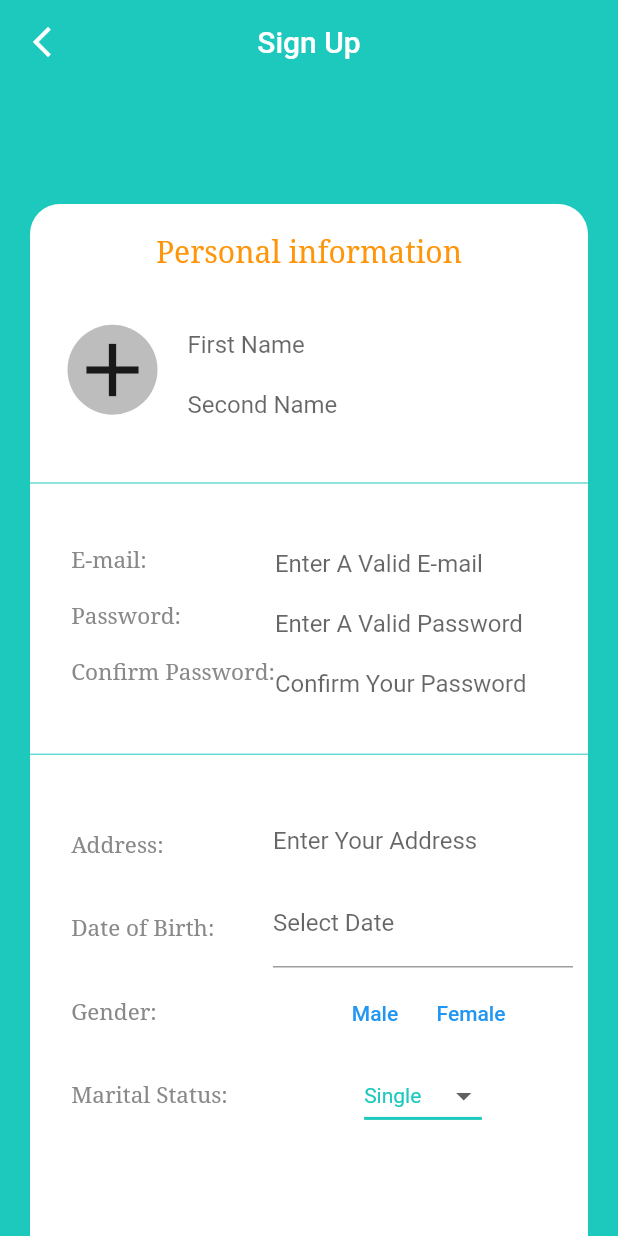
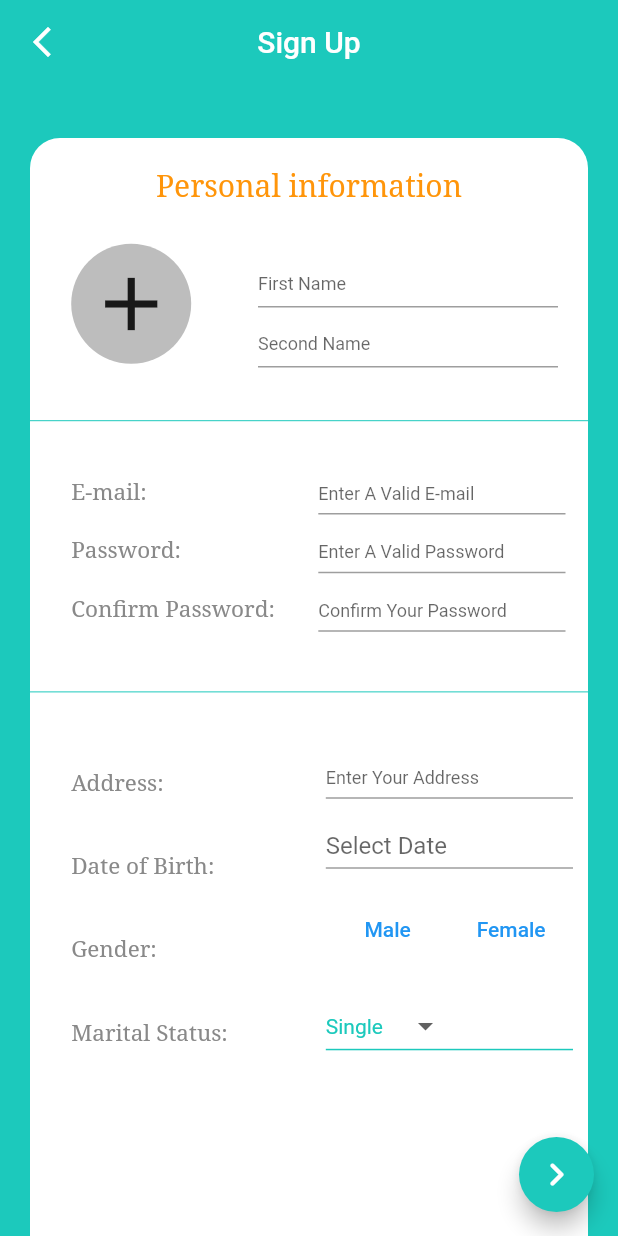
Before and after one commit to A-Morsy/SehaTech, a Flutter app: the screen it shows after launch, after a tap on "Male", on a phone screen of 412 x 824 dp. Run offline on Flutter 3.47's test engine with Material 2 defaults, Android fonts, the phone set to English and light mode, and no system bars; drawn by our look-alikes of date_time_picker.

Commit message:
signUpOneViewImprovedUI

```diff
--- a/seha_tech/lib/Reusable/reusableWidgets.dart
+++ b/seha_tech/lib/Reusable/reusableWidgets.dart
@@ -21,3 +21,19 @@ class CustomText extends StatelessWidget {
     );
   }
 }
+
+class Smalecircle extends StatelessWidget {
+  final Color color;
+
+  const Smalecircle({Key? key, required this.color}) : super(key: key);
+
+  @override
+  Widget build(BuildContext context) {
+    return new Container(
+      decoration: new BoxDecoration(
+        color: Colors.orange,
+        shape: BoxShape.circle,
+      ),
+    );
+  }
+}
--- a/seha_tech/lib/views/signup/signUpOne.dart
+++ b/seha_tech/lib/views/signup/signUpOne.dart
@@ -3,6 +3,8 @@ import 'widgets/customDivider.dart';
 import 'widgets/firstBlock.dart';
 import 'widgets/secondBlock.dart';
 import 'widgets/thirdBlock.dart';
+import '../../Reusable/palette.dart';
+import '../../Reusable/reusableWidgets.dart';
 
 class SignUpOne extends StatefulWidget {
   SignUpOne({Key? key}) : super(key: key);
@@ -29,13 +31,28 @@ class _SignUpOneState extends State<SignUpOne> {
           backgroundColor: Color.fromRGBO(28, 201, 188, 1),
           elevation: 0.0,
         ),
-        body: Container(
+        body: Column(children: [
+          Container(
+            color: Palette.primaryColor,
+            width: MediaQuery.of(context).size.width,
+            height: 16,
+            child: Row(
+              // mainAxisAlignment: MainAxisAlignment.spaceAround,
+              children: [
+                Smalecircle(color: Colors.orange),
+                // Smalecircle(color: Colors.white),
+                // Smalecircle(color: Colors.orange),
+              ],
+            ),
+          ),
+          Expanded(
+              child: Container(
             color: Color.fromRGBO(28, 201, 188, 1),
             child: Padding(
-                padding: EdgeInsets.fromLTRB(20, 80, 20, 0),
+                padding: EdgeInsets.fromLTRB(20, 20, 20, 0),
                 child: Container(
                   width: MediaQuery.of(context).size.width,
-                  height: double.infinity,
+                  height: MediaQuery.of(context).size.height,
                   decoration: BoxDecoration(
                     borderRadius: const BorderRadius.only(
                       topLeft: Radius.circular(20.0),
@@ -52,6 +69,21 @@ class _SignUpOneState extends State<SignUpOne> {
                       OtherInfoBlock()
                     ],
                   ),
-                ))));
+                )),
+          )),
+        ]),
+        floatingActionButton: SizedBox(
+            height: 50.0,
+            width: 50.0,
+            child: FittedBox(
+              child: FloatingActionButton(
+                onPressed: () {},
+                child: const Icon(
+                  Icons.keyboard_arrow_right_rounded,
+                  size: 35,
+                ),
+                backgroundColor: Palette.primaryColor,
+              ),
+            )));
   }
 }
--- a/seha_tech/lib/views/signup/widgets/customtextbox.dart
+++ b/seha_tech/lib/views/signup/widgets/customtextbox.dart
@@ -8,15 +8,14 @@ class TextBox extends StatelessWidget {
 
   final TextInputType keyboardType;
 
-  const TextBox(
-      {Key? key,
-      required this.message,
-      required this.obscureText,
-      required this.width,
-      required this.height,
-      required this.keyboardType,
-      })
-      : super(key: key);
+  const TextBox({
+    Key? key,
+    required this.message,
+    required this.obscureText,
+    required this.width,
+    required this.height,
+    required this.keyboardType,
+  }) : super(key: key);
 
   @override
   Widget build(BuildContext context) {
@@ -26,7 +25,11 @@ class TextBox extends StatelessWidget {
         child: TextField(
             keyboardType: keyboardType,
             obscureText: obscureText,
-            decoration:
-                InputDecoration(border: InputBorder.none, hintText: message)));
+            style: TextStyle(fontSize: 12),
+            decoration: InputDecoration(
+              border: UnderlineInputBorder(
+                  borderSide: new BorderSide(color: Colors.purple)),
+              hintText: message,
+            )));
   }
 }
--- a/seha_tech/lib/views/signup/widgets/firstBlock.dart
+++ b/seha_tech/lib/views/signup/widgets/firstBlock.dart
@@ -21,11 +21,15 @@ class NamePhotoBlock extends StatelessWidget {
             ),
           ),
           Padding(
-            padding: EdgeInsets.fromLTRB(25, 25, 25, 25),
+            padding: EdgeInsets.fromLTRB(MediaQuery.of(context).size.width / 15,
+                25, 10, MediaQuery.of(context).size.width / 15),
             child: Container(
                 child: Row(
+              mainAxisAlignment: MainAxisAlignment.spaceBetween,
               children: [
                 Container(
+                  width: 80,
+                  height: 80,
                   decoration: BoxDecoration(
                     borderRadius:
                         const BorderRadius.all(const Radius.circular(50)),
--- a/seha_tech/lib/views/signup/widgets/secondBlock.dart
+++ b/seha_tech/lib/views/signup/widgets/secondBlock.dart
@@ -12,7 +12,7 @@ class EmailBlock extends StatelessWidget {
         height: MediaQuery.of(context).size.height / 5,
         alignment: Alignment.center,
         padding: new EdgeInsets.fromLTRB(MediaQuery.of(context).size.width / 15,
-            25, 10, MediaQuery.of(context).size.width / 15),
+            20, 15, MediaQuery.of(context).size.width / 15),
         child: Row(
           mainAxisAlignment: MainAxisAlignment.spaceBetween,
           children: [
@@ -42,20 +42,20 @@ class EmailBlock extends StatelessWidget {
                     children: [
                       TextBox(
                           message: 'Enter A Valid E-mail',
-                          width: 200,
-                          height: 40,
+                          width: MediaQuery.of(context).size.width / 2.5,
+                          height: 30,
                           obscureText: false,
                           keyboardType: TextInputType.name),
                       TextBox(
                           message: 'Enter A Valid Password',
-                          width: 200,
-                          height: 40,
+                          width: MediaQuery.of(context).size.width / 2.5,
+                          height: 30,
                           obscureText: true,
                           keyboardType: TextInputType.name),
                       TextBox(
                           message: 'Confirm Your Password',
-                          width: 200,
-                          height: 40,
+                          width: MediaQuery.of(context).size.width / 2.5,
+                          height: 30,
                           obscureText: true,
                           keyboardType: TextInputType.name)
                     ]))
--- a/seha_tech/lib/views/signup/widgets/thirdBlock.dart
+++ b/seha_tech/lib/views/signup/widgets/thirdBlock.dart
@@ -12,7 +12,9 @@ class OtherInfoBlock extends StatefulWidget {
 
 class _OtherInfoBlock extends State<OtherInfoBlock> {
   late String _selectedDate;
-  var gender;
+  var gender = 'Male';
+  var maleColor = Color.fromRGBO(255, 255, 255, 0);
+  var femaleColor = Color.fromRGBO(255, 255, 255, 0);
   var martialStatusDD = 'Single';
 
   @override
@@ -47,17 +49,19 @@ class _OtherInfoBlock extends State<OtherInfoBlock> {
                   ])),
           Container(
             height: MediaQuery.of(context).size.height / 3,
+            width: MediaQuery.of(context).size.width / 2.5,
             child: Column(
                 mainAxisAlignment: MainAxisAlignment.spaceAround,
                 children: [
                   TextBox(
                       message: 'Enter Your Address',
-                      width: 200,
-                      height: 40,
+                      width: 170,
+                      height: 30,
                       obscureText: false,
                       keyboardType: TextInputType.name),
                   Container(
-                    width: 200,
+                    width: 170,
+                    height: 30,
                     child: DateTimePicker(
                       initialValue:
                           '', // initialValue or controller.text can be null, empty or a DateTime string otherwise it will throw an error.
@@ -80,32 +84,44 @@ class _OtherInfoBlock extends State<OtherInfoBlock> {
                     ),
                   ),
                   Container(
+                      width: MediaQuery.of(context).size.width / 2.5,
                       child: Row(
+                        mainAxisAlignment: MainAxisAlignment.spaceAround,
                         children: [
                           TextButton(
+                              style: ButtonStyle(
+                                  // backgroundColor: maleColor,
+                                  ),
                               onPressed: () {
                                 setState(() {
                                   gender = 'Male';
+                                  maleColor = Palette.secondaryColor;
                                 });
                               },
                               child: Text('Male')),
                           TextButton(
+                              style: ButtonStyle(
+                                  // backgroundColor: maleColor,
+                                  ),
                               onPressed: () {
                                 setState(() {
                                   gender = 'Female';
+                                  femaleColor = Palette.secondaryColor;
                                 });
                               },
                               child: Text('Female'))
                         ],
                       )),
-                  DropdownButton<String>(
+                  Container(
+                    width: MediaQuery.of(context).size.width / 2.5,
+                    child: DropdownButton<String>(
                       value: martialStatusDD,
                       icon: const Icon(Icons.arrow_drop_down_sharp),
                       iconSize: 24,
                       elevation: 16,
                       style: TextStyle(color: Palette.primaryColor),
                       underline: Container(
-                      height: 2,
+                        height: 1,
                         color: Palette.primaryColor,
                       ),
                       onChanged: (String? newValue) {
@@ -120,6 +136,7 @@ class _OtherInfoBlock extends State<OtherInfoBlock> {
                           child: Text(value),
                         );
                       }).toList(),
+                    ),
                   )
                 ]),
           )
```
Lines whose indentation alone changed are shown as unchanged.
